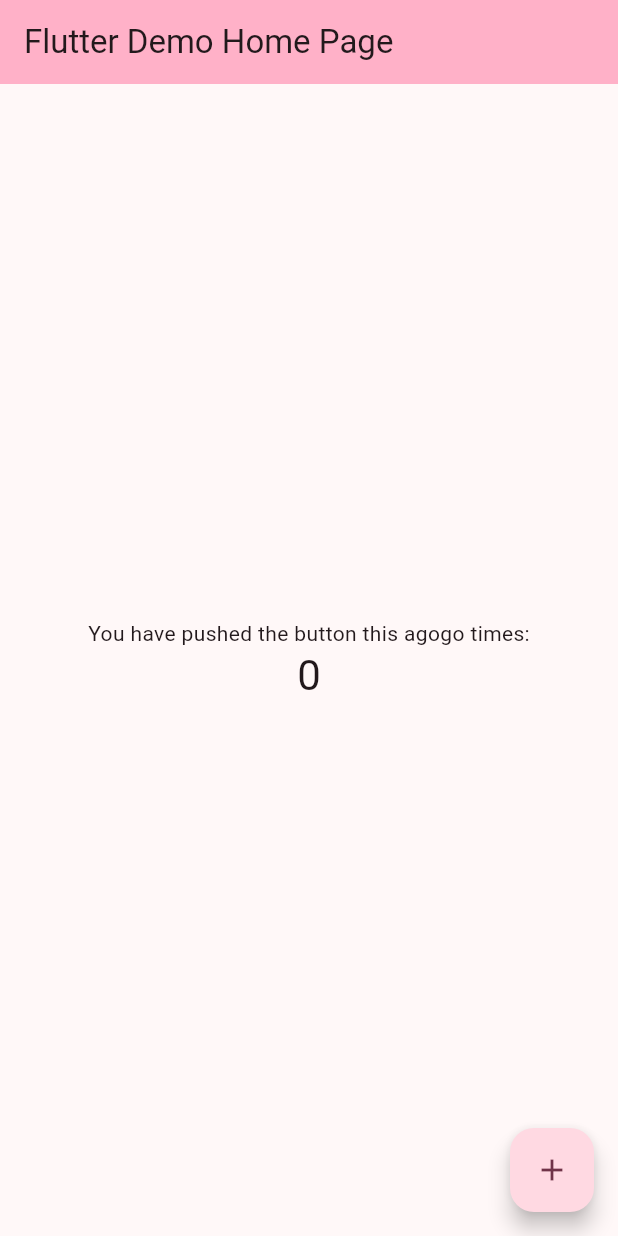
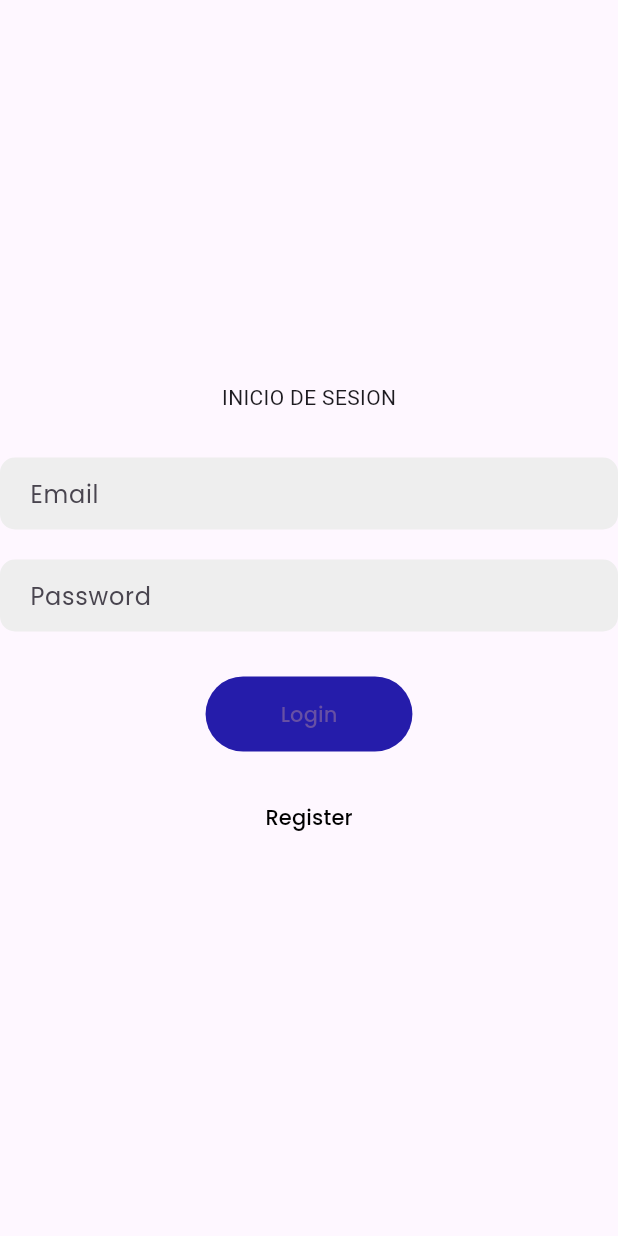
Before and after one commit to leoespi/talento_mxm_flutter, a Flutter app: the screen it shows after launch, on a phone screen of 412 x 824 dp. Run offline on Flutter 3.47's test engine with Material 3 defaults, Android fonts, the phone set to English and light mode, and no system bars; our stand-ins replace get, get_storage, google_fonts.

Commit message:
Login  - diseño

```diff
--- /dev/null
+++ b/lib/constants/constants.dart
@@ -0,0 +1 @@
+String url = 'http://192.168.60.195:80/api/';
--- a/lib/main.dart
+++ b/lib/main.dart
@@ -1,4 +1,5 @@
 import 'package:flutter/material.dart';
+import 'views/login_page.dart';
 
 void main() {
   runApp(const MyApp());
@@ -10,116 +11,10 @@ class MyApp extends StatelessWidget {
   // This widget is the root of your application.
   @override
   Widget build(BuildContext context) {
-    return MaterialApp(
-      title: 'Flutter Demo',
-      theme: ThemeData(
-        // This is the theme of your application.
-        //
-        // TRY THIS: Try running your application with "flutter run". You'll see
-        // the application has a purple toolbar. Then, without quitting the app,
-        // try changing the seedColor in the colorScheme below to Colors.green
-        // and then invoke "hot reload" (save your changes or press the "hot
-        // reload" button in a Flutter-supported IDE, or press "r" if you used
-        // the command line to start the app).
-        //
-        // Notice that the counter didn't reset back to zero; the application
-        // state is not lost during the reload. To reset the state, use hot
-        // restart instead.
-        //
-        // This works for code too, not just values: Most code changes can be
-        // tested with just a hot reload.
-        colorScheme: ColorScheme.fromSeed(seedColor: const Color.fromARGB(255, 0, 0, 0)),
-        useMaterial3: true,
-      ),
-      home: const MyHomePage(title: 'Flutter Demo Home Page'),
+    return const MaterialApp(
+      debugShowCheckedModeBanner: false,
+      title: 'Talento MxM',
+      home: LoginPage(),
     );
   }
 }
-
-class MyHomePage extends StatefulWidget {
-  const MyHomePage({super.key, required this.title});
-
-  // This widget is the home page of your application. It is stateful, meaning
-  // that it has a State object (defined below) that contains fields that affect
-  // how it looks.
-
-  // This class is the configuration for the state. It holds the values (in this
-  // case the title) provided by the parent (in this case the App widget) and
-  // used by the build method of the State. Fields in a Widget subclass are
-  // always marked "final".
-
-  final String title;
-
-  @override
-  State<MyHomePage> createState() => _MyHomePageState();
-}
-
-class _MyHomePageState extends State<MyHomePage> {
-  int _counter = 0;
-
-  void _incrementCounter() {
-    setState(() {
-      // This call to setState tells the Flutter framework that something has
-      // changed in this State, which causes it to rerun the build method below
-      // so that the display can reflect the updated values. If we changed
-      // _counter without calling setState(), then the build method would not be
-      // called again, and so nothing would appear to happen.
-      _counter++;
-    });
-  }
-
-  @override
-  Widget build(BuildContext context) {
-    // This method is rerun every time setState is called, for instance as done
-    // by the _incrementCounter method above.
-    //
-    // The Flutter framework has been optimized to make rerunning build methods
-    // fast, so that you can just rebuild anything that needs updating rather
-    // than having to individually change instances of widgets.
-    return Scaffold(
-      appBar: AppBar(
-        // TRY THIS: Try changing the color here to a specific color (to
-        // Colors.amber, perhaps?) and trigger a hot reload to see the AppBar
-        // change color while the other colors stay the same.
-        backgroundColor: Theme.of(context).colorScheme.inversePrimary,
-        // Here we take the value from the MyHomePage object that was created by
-        // the App.build method, and use it to set our appbar title.
-        title: Text(widget.title),
-      ),
-      body: Center(
-        // Center is a layout widget. It takes a single child and positions it
-        // in the middle of the parent.
-        child: Column(
-          // Column is also a layout widget. It takes a list of children and
-          // arranges them vertically. By default, it sizes itself to fit its
-          // children horizontally, and tries to be as tall as its parent.
-          //
-          // Column has various properties to control how it sizes itself and
-          // how it positions its children. Here we use mainAxisAlignment to
-          // center the children vertically; the main axis here is the vertical
-          // axis because Columns are vertical (the cross axis would be
-          // horizontal).
-          //
-          // TRY THIS: Invoke "debug painting" (choose the "Toggle Debug Paint"
-          // action in the IDE, or press "p" in the console), to see the
-          // wireframe for each widget.
-          mainAxisAlignment: MainAxisAlignment.center,
-          children: <Widget>[
-            const Text(
-              'You have pushed the button this agogo times:',
-            ),
-            Text(
-              '$_counter',
-              style: Theme.of(context).textTheme.headlineMedium,
-            ),
-          ],
-        ),
-      ),
-      floatingActionButton: FloatingActionButton(
-        onPressed: _incrementCounter,
-        tooltip: 'Increment',
-        child: const Icon(Icons.add),
-      ), // This trailing comma makes auto-formatting nicer for build methods.
-    );
-  }
-}
--- /dev/null
+++ b/lib/views/login_page.dart
@@ -0,0 +1,104 @@
+import 'package:flutter/material.dart';
+import 'package:google_fonts/google_fonts.dart';
+import './widgets/input_widget.dart';
+import 'package:talento_mxm_flutter/controllers/authentication.dart';
+import 'package:get/get.dart';
+
+
+class LoginPage extends StatefulWidget {
+  const LoginPage ({super.key});
+
+  @override
+  State <LoginPage> createState() => _LoginPageState();
+}
+
+
+ class _LoginPageState extends State<LoginPage> {
+
+  final TextEditingController _usernameController = TextEditingController();
+  final TextEditingController _passwordController = TextEditingController();
+  final AuthenticationController _authenticationController =
+  Get.put(AuthenticationController());
+
+
+
+  @override
+  Widget build(BuildContext context) {
+    return Scaffold(
+      body: Center(
+        child: Column(
+          mainAxisAlignment: MainAxisAlignment.center,
+          children:  [
+            const Text("INICIO DE SESION"),
+            const SizedBox(
+              height: 30,
+              ),
+               InputWidget(
+                hintText: 'Email',
+                obscureText: false,
+                controller: _usernameController,
+              ),const SizedBox(height: 20,),
+               InputWidget(
+                hintText: 'Password',
+                obscureText: true,
+                controller: _passwordController,
+              ),
+              const SizedBox(
+                height: 30,
+              ),
+                ElevatedButton(
+                style: ElevatedButton.styleFrom(
+                  backgroundColor: Color.fromARGB(255, 37, 28, 170),
+                  elevation: 0,
+                  padding: const EdgeInsets.symmetric(
+                    horizontal: 50,
+                    vertical: 15,
+                  ),
+                ),
+                onPressed: () async {
+                  await _authenticationController.login(
+                    username: _usernameController.text.trim(),
+                    password: _passwordController.text.trim(),
+                  );
+                },
+                child: Obx(() {
+                  return _authenticationController.isLoading.value
+                      ? const CircularProgressIndicator(
+                          color: Color.fromARGB(255, 122, 122, 122),
+                        )
+                      : Text(
+                          'Login',
+                          style: GoogleFonts.poppins(
+
+                          ),
+                        );
+                }),
+              ),
+              const SizedBox(
+                height: 20,
+              ),
+              TextButton(
+                onPressed: () {
+                  Get.to(() => const ()); //pagina de registro
+                },
+                child: Text(
+                  'Register',
+                  style: GoogleFonts.poppins(
+
+                    color: Color.fromARGB(255, 0, 0, 0),
+                  ),
+                ),
+              )
+
+
+              ],
+
+        ),
+
+      ),
+    );
+
+
+ }
+
+ }
--- /dev/null
+++ b/lib/views/widgets/input_widget.dart
@@ -0,0 +1,38 @@
+import 'package:flutter/material.dart';
+import 'package:google_fonts/google_fonts.dart';
+
+
+class InputWidget extends StatelessWidget {
+  const InputWidget({
+    super.key,
+    required this.hintText,
+    required this.controller,
+    required this.obscureText,
+  });
+
+  final String hintText;
+  final TextEditingController controller;
+  final bool obscureText;
+
+  @override
+  Widget build(BuildContext context) {
+    return Container(
+                width: double.infinity,
+                decoration: BoxDecoration(
+                  color: Colors.grey[200],
+                  borderRadius: BorderRadius.circular(10),
+                ),
+                 child: TextField(
+                 obscureText: obscureText,
+                 controller: controller,
+                 decoration: InputDecoration(
+                  border: InputBorder.none,
+                  hintText: hintText,
+                  hintStyle: GoogleFonts.poppins(),
+                  contentPadding: const EdgeInsets.symmetric(horizontal: 20),
+        ),
+      ),
+
+              );
+  }
+}
--- a/pubspec.yaml
+++ b/pubspec.yaml
@@ -35,6 +35,9 @@ dependencies:
   # The following adds the Cupertino Icons font to your application.
   # Use with the CupertinoIcons class for iOS style icons.
   cupertino_icons: ^1.0.6
+  google_fonts: ^6.2.1
+  get: ^4.6.6
+  get_storage: ^2.1.1
 
 dev_dependencies:
   flutter_test:
```
Also changed, not shown: lib/controllers/authentication.dart (added, +109 -0 lines), pubspec.lock, 1 other file.
